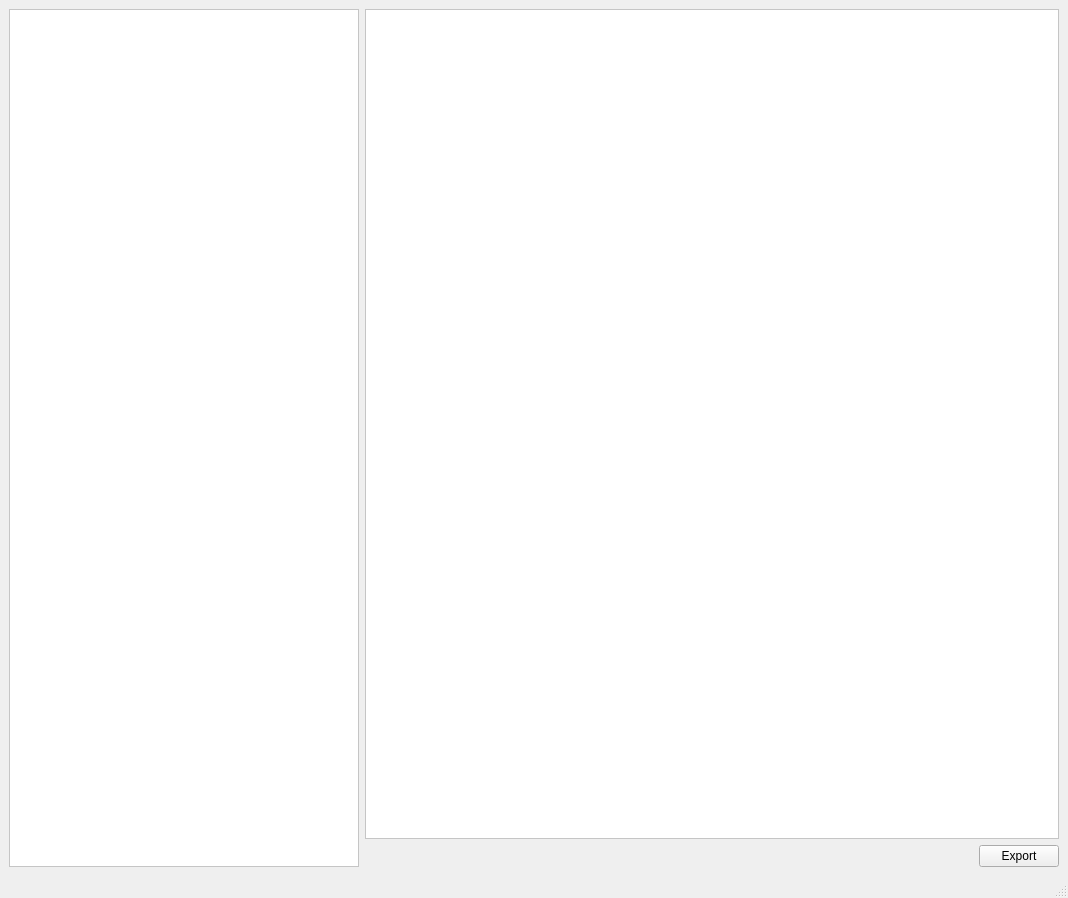
ChristianMarty/HEX-Merger, file source/mainwindow.ui: the form before one commit.
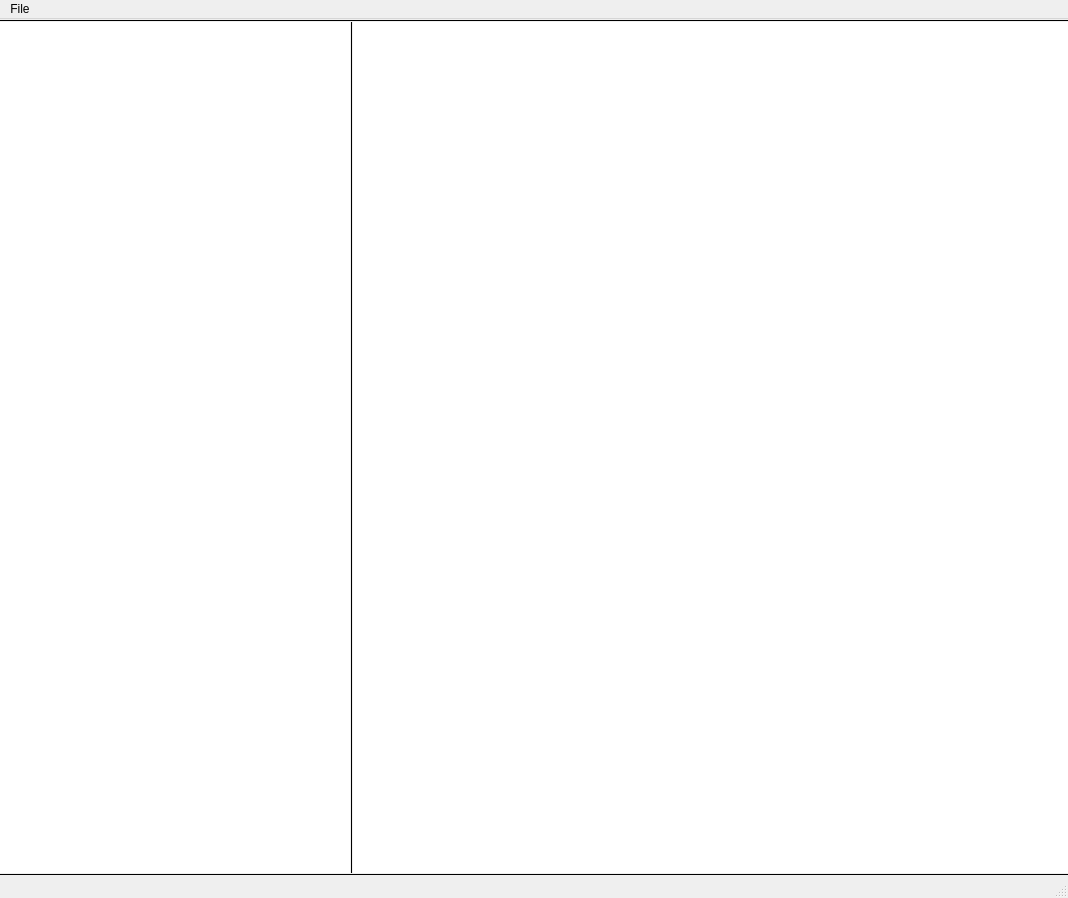
The form after the commit.

What changed in the file:
```diff
--- a/source/mainwindow.ui
+++ b/source/mainwindow.ui
@@ -14,159 +14,91 @@
    <string>HEX Merger</string>
   </property>
   <widget class="QWidget" name="centralwidget">
-   <layout class="QHBoxLayout" name="horizontalLayout_2">
+   <layout class="QVBoxLayout" name="verticalLayout">
+    <property name="spacing">
+     <number>0</number>
+    </property>
+    <property name="leftMargin">
+     <number>0</number>
+    </property>
+    <property name="topMargin">
+     <number>0</number>
+    </property>
+    <property name="rightMargin">
+     <number>0</number>
+    </property>
+    <property name="bottomMargin">
+     <number>0</number>
+    </property>
     <item>
-     <widget class="QListWidget" name="listWidget_fileItems">
-      <property name="maximumSize">
-       <size>
-        <width>350</width>
-        <height>16777215</height>
-       </size>
+     <widget class="Line" name="line_2">
+      <property name="frameShadow">
+       <enum>QFrame::Plain</enum>
       </property>
-      <property name="palette">
-       <palette>
-        <active>
-         <colorrole role="Window">
-          <brush brushstyle="SolidPattern">
-           <color alpha="255">
-            <red>255</red>
-            <green>255</green>
-            <blue>255</blue>
-           </color>
-          </brush>
-         </colorrole>
-        </active>
-        <inactive>
-         <colorrole role="Window">
-          <brush brushstyle="SolidPattern">
-           <color alpha="255">
-            <red>255</red>
-            <green>255</green>
-            <blue>255</blue>
-           </color>
-          </brush>
-         </colorrole>
-        </inactive>
-        <disabled>
-         <colorrole role="Base">
-          <brush brushstyle="SolidPattern">
-           <color alpha="255">
-            <red>255</red>
-            <green>255</green>
-            <blue>255</blue>
-           </color>
-          </brush>
-         </colorrole>
-         <colorrole role="Window">
-          <brush brushstyle="SolidPattern">
-           <color alpha="255">
-            <red>255</red>
-            <green>255</green>
-            <blue>255</blue>
-           </color>
-          </brush>
-         </colorrole>
-        </disabled>
-       </palette>
-      </property>
-      <property name="alternatingRowColors">
-       <bool>true</bool>
+      <property name="orientation">
+       <enum>Qt::Horizontal</enum>
       </property>
      </widget>
     </item>
     <item>
-     <layout class="QVBoxLayout" name="verticalLayout_2">
+     <layout class="QHBoxLayout" name="horizontalLayout_2">
+      <property name="spacing">
+       <number>0</number>
+      </property>
       <item>
-       <widget class="QPlainTextEdit" name="plainTextEdit_hexView">
-        <property name="palette">
-         <palette>
-          <active>
-           <colorrole role="Window">
-            <brush brushstyle="SolidPattern">
-             <color alpha="255">
-              <red>255</red>
-              <green>255</green>
-              <blue>255</blue>
-             </color>
-            </brush>
-           </colorrole>
-          </active>
-          <inactive>
-           <colorrole role="Window">
-            <brush brushstyle="SolidPattern">
-             <color alpha="255">
-              <red>255</red>
-              <green>255</green>
-              <blue>255</blue>
-             </color>
-            </brush>
-           </colorrole>
-          </inactive>
-          <disabled>
-           <colorrole role="Base">
-            <brush brushstyle="SolidPattern">
-             <color alpha="255">
-              <red>255</red>
-              <green>255</green>
-              <blue>255</blue>
-             </color>
-            </brush>
-           </colorrole>
-           <colorrole role="Window">
-            <brush brushstyle="SolidPattern">
-             <color alpha="255">
-              <red>255</red>
-              <green>255</green>
-              <blue>255</blue>
-             </color>
-            </brush>
-           </colorrole>
-          </disabled>
-         </palette>
+       <widget class="QListWidget" name="listWidget_fileItems">
+        <property name="maximumSize">
+         <size>
+          <width>350</width>
+          <height>16777215</height>
+         </size>
         </property>
-        <property name="font">
-         <font>
-          <family>Consolas</family>
-          <kerning>false</kerning>
-         </font>
+        <property name="frameShape">
+         <enum>QFrame::NoFrame</enum>
         </property>
-        <property name="focusPolicy">
-         <enum>Qt::NoFocus</enum>
+       </widget>
+      </item>
+      <item>
+       <widget class="Line" name="line">
+        <property name="frameShadow">
+         <enum>QFrame::Plain</enum>
         </property>
-        <property name="acceptDrops">
-         <bool>false</bool>
+        <property name="lineWidth">
+         <number>1</number>
         </property>
-        <property name="autoFillBackground">
-         <bool>true</bool>
+        <property name="orientation">
+         <enum>Qt::Vertical</enum>
         </property>
        </widget>
       </item>
       <item>
-       <layout class="QHBoxLayout" name="horizontalLayout_3">
-        <item>
-         <spacer name="horizontalSpacer_2">
-          <property name="orientation">
-           <enum>Qt::Horizontal</enum>
-          </property>
-          <property name="sizeHint" stdset="0">
-           <size>
-            <width>40</width>
-            <height>20</height>
-           </size>
-          </property>
-         </spacer>
-        </item>
-        <item>
-         <widget class="QPushButton" name="pushButton_export">
-          <property name="text">
-           <string>Export</string>
-          </property>
-         </widget>
-        </item>
-       </layout>
+       <widget class="QTextEdit" name="textEdit_hexView">
+        <property name="frameShape">
+         <enum>QFrame::NoFrame</enum>
+        </property>
+        <property name="frameShadow">
+         <enum>QFrame::Plain</enum>
+        </property>
+        <property name="lineWidth">
+         <number>0</number>
+        </property>
+        <property name="textInteractionFlags">
+         <set>Qt::TextSelectableByKeyboard|Qt::TextSelectableByMouse</set>
+        </property>
+       </widget>
       </item>
      </layout>
     </item>
+    <item>
+     <widget class="Line" name="line_3">
+      <property name="frameShadow">
+       <enum>QFrame::Plain</enum>
+      </property>
+      <property name="orientation">
+       <enum>Qt::Horizontal</enum>
+      </property>
+     </widget>
+    </item>
    </layout>
   </widget>
   <widget class="QMenuBar" name="menubar">
@@ -178,6 +110,16 @@
      <height>22</height>
     </rect>
    </property>
+   <widget class="QMenu" name="menuFile">
+    <property name="title">
+     <string>File</string>
+    </property>
+    <addaction name="actionOpen"/>
+    <addaction name="separator"/>
+    <addaction name="actionExport"/>
+    <addaction name="actionExport_As"/>
+   </widget>
+   <addaction name="menuFile"/>
   </widget>
   <widget class="QStatusBar" name="statusbar"/>
  </widget>
```
Left out of the diff: 17 changed lines with no effect on the pictures.
